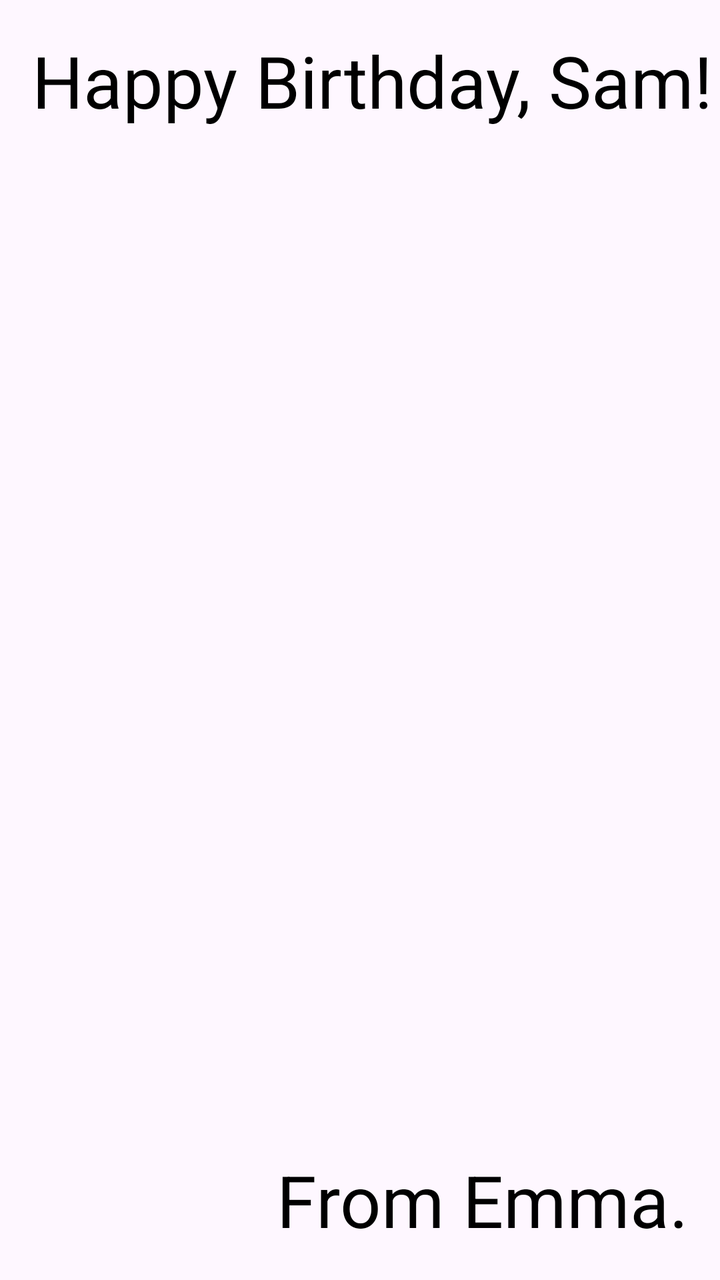
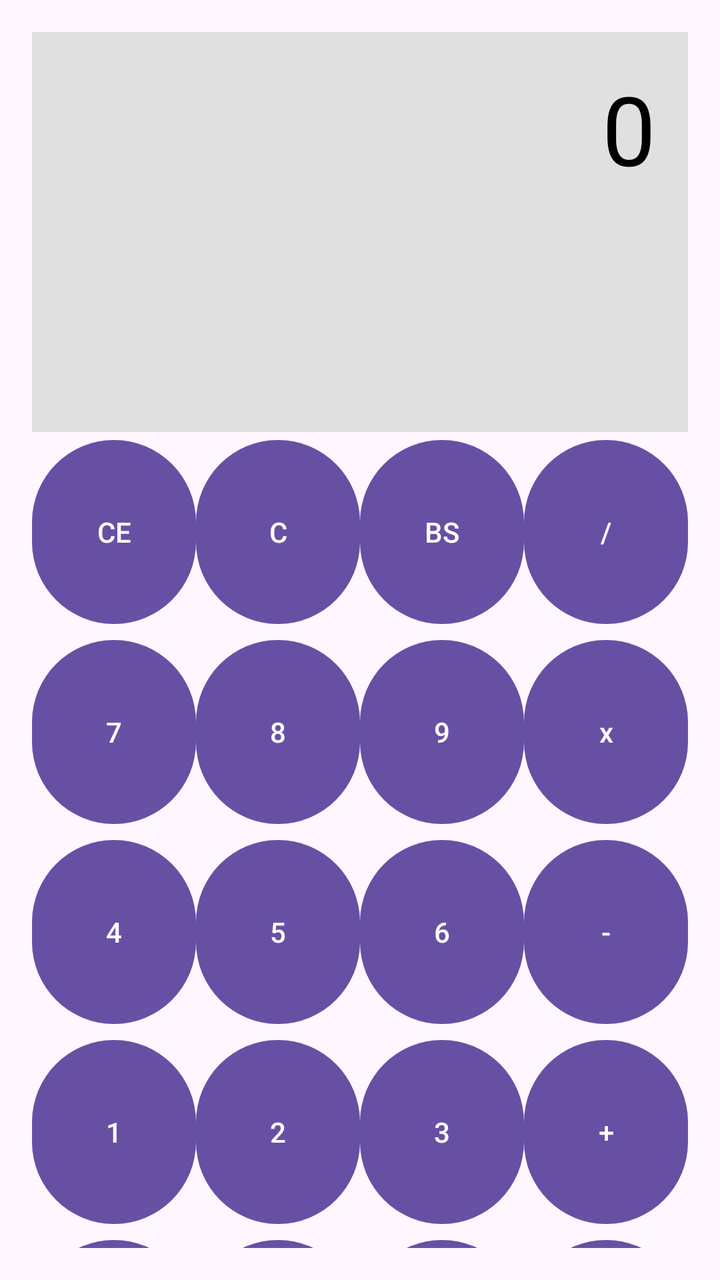

The first picture is an Android layout as it rendered before a commit; the second is the same layout after the commit. The layout source and the unified diff follow.
<!-- AndroidManifest.xml: application theme Theme.Lab41 -->
<!-- res/layout/activity_main.xml -->
<?xml version="1.0" encoding="utf-8"?>
<RelativeLayout xmlns:android="http://schemas.android.com/apk/res/android"
    xmlns:app="http://schemas.android.com/apk/res-auto"
    xmlns:tools="http://schemas.android.com/tools"
    android:id="@+id/main"
    android:layout_width="match_parent"
    android:layout_height="match_parent"
    tools:context=".MainActivity">

    <TextView
        android:layout_width="wrap_content"
        android:layout_height="wrap_content"
        android:text="Happy Birthday, Sam!"
        android:paddingLeft="16dp"
        android:paddingTop="16dp"
        android:textSize="36sp"
        android:textColor="@color/black"
        />

    <TextView
        android:layout_width="wrap_content"
        android:layout_height="wrap_content"
        android:text="From Emma."
        android:layout_alignParentBottom="true"
        android:layout_alignParentEnd="true"
        android:layout_marginEnd="16dp"
        android:layout_marginBottom="16dp"
        android:textSize="36sp"
        android:textColor="@color/black"
        />

</RelativeLayout>
<!-- resources referenced by this layout -->
<resources>
  <color name="black">#FF000000</color>
  <style name="Theme.Lab41" parent="Base.Theme.Lab41" />
  <style name="Base.Theme.Lab41" parent="Theme.Material3.DayNight.NoActionBar">
          
          
      </style>
</resources>

<!-- the commit's change to res/layout/activity_main.xml (unified diff, before → after) -->
@@ -1,32 +1,182 @@
 <?xml version="1.0" encoding="utf-8"?>
-<RelativeLayout xmlns:android="http://schemas.android.com/apk/res/android"
-    xmlns:app="http://schemas.android.com/apk/res-auto"
-    xmlns:tools="http://schemas.android.com/tools"
-    android:id="@+id/main"
+<LinearLayout xmlns:android="http://schemas.android.com/apk/res/android"
+    android:orientation="vertical"
     android:layout_width="match_parent"
     android:layout_height="match_parent"
-    tools:context=".MainActivity">
+    android:padding="16dp">
 
     <TextView
-        android:layout_width="wrap_content"
+        android:id="@+id/tvResult"
+        android:layout_width="match_parent"
+        android:layout_height="200dp"
+        android:gravity="end"
+        android:text="0"
+        android:textSize="48sp"
+        android:padding="16dp"
+        android:background="#E0E0E0"
+        android:textColor="#000000" />
+
+    <LinearLayout
+        android:layout_width="match_parent"
         android:layout_height="wrap_content"
-        android:text="Happy Birthday, Sam!"
-        android:paddingLeft="16dp"
-        android:paddingTop="16dp"
-        android:textSize="36sp"
-        android:textColor="@color/black"
-        />
+        android:orientation="vertical"
+        android:layout_weight="1">
 
-    <TextView
-        android:layout_width="wrap_content"
-        android:layout_height="wrap_content"
-        android:text="From Emma."
-        android:layout_alignParentBottom="true"
-        android:layout_alignParentEnd="true"
-        android:layout_marginEnd="16dp"
-        android:layout_marginBottom="16dp"
-        android:textSize="36sp"
-        android:textColor="@color/black"
-        />
+        <LinearLayout
+            android:layout_width="match_parent"
+            android:layout_height="wrap_content"
+            android:orientation="horizontal"
+            android:weightSum="4">
 
-</RelativeLayout>
+            <Button
+                android:layout_width="0dp"
+                android:layout_weight="1"
+                android:layout_height="100dp"
+                android:text="CE" />
+
+            <Button
+                android:layout_width="0dp"
+                android:layout_weight="1"
+                android:layout_height="100dp"
+                android:text="C" />
+
+            <Button
+                android:layout_width="0dp"
+                android:layout_weight="1"
+                android:layout_height="100dp"
+                android:text="BS" />
+
+            <Button
+                android:layout_width="0dp"
+                android:layout_weight="1"
+                android:layout_height="100dp"
+                android:text="/" />
+        </LinearLayout>
+
+        <LinearLayout
+            android:layout_width="match_parent"
+            android:layout_height="100dp"
+            android:orientation="horizontal"
+            android:weightSum="4">
+
+            <Button
+                android:layout_width="0dp"
+                android:layout_weight="1"
+                android:layout_height="100dp"
+                android:text="7" />
+
+            <Button
+                android:layout_width="0dp"
+                android:layout_weight="1"
+                android:layout_height="100dp"
+                android:text="8" />
+
+            <Button
+                android:layout_width="0dp"
+                android:layout_weight="1"
+                android:layout_height="100dp"
+                android:text="9" />
+
+            <Button
+                android:layout_width="0dp"
+                android:layout_weight="1"
+                android:layout_height="100dp"
+                android:text="x" />
+        </LinearLayout>
+
+        <LinearLayout
+            android:layout_width="match_parent"
+            android:layout_height="100dp"
+            android:orientation="horizontal"
+            android:weightSum="4">
+
+            <Button
+                android:layout_width="0dp"
+                android:layout_weight="1"
+                android:layout_height="100dp"
+                android:text="4" />
+
+            <Button
+                android:layout_width="0dp"
+                android:layout_weight="1"
+                android:layout_height="100dp"
+                android:text="5" />
+
+            <Button
+                android:layout_width="0dp"
+                android:layout_weight="1"
+                android:layout_height="100dp"
+                android:text="6" />
+
+            <Button
+                android:layout_width="0dp"
+                android:layout_weight="1"
+                android:layout_height="100dp"
+                android:text="-" />
+        </LinearLayout>
+
+
+        <LinearLayout
+            android:layout_width="match_parent"
+            android:layout_height="100dp"
+            android:orientation="horizontal"
+            android:weightSum="4">
+
+            <Button
+                android:layout_width="0dp"
+                android:layout_weight="1"
+                android:layout_height="100dp"
+                android:text="1" />
+
+            <Button
+                android:layout_width="0dp"
+                android:layout_weight="1"
+                android:layout_height="100dp"
+                android:text="2" />
+
+            <Button
+                android:layout_width="0dp"
+                android:layout_weight="1"
+                android:layout_height="100dp"
+                android:text="3" />
+
+            <Button
+                android:layout_width="0dp"
+                android:layout_weight="1"
+                android:layout_height="100dp"
+                android:text="+" />
+        </LinearLayout>
+
+        <LinearLayout
+            android:layout_width="match_parent"
+            android:layout_height="100dp"
+            android:orientation="horizontal"
+            android:weightSum="4">
+
+            <Button
+                android:layout_width="0dp"
+                android:layout_weight="1"
+                android:layout_height="100dp"
+                android:text="+/-" />
+
+            <Button
+                android:layout_width="0dp"
+                android:layout_weight="1"
+                android:layout_height="100dp"
+                android:text="0" />
+
+            <Button
+                android:layout_width="0dp"
+                android:layout_weight="1"
+                android:layout_height="100dp"
+                android:text="." />
+
+            <Button
+                android:layout_width="0dp"
+                android:layout_weight="1"
+                android:layout_height="100dp"
+                android:text="=" />
+
+        </LinearLayout>
+    </LinearLayout>
+</LinearLayout>
<!-- resource entries referenced after the edit -->
@@ -1,6 +1,5 @@
 <!-- resources referenced by this layout -->
 <resources>
-  <color name="black">#FF000000</color>
   <style name="Theme.Lab41" parent="Base.Theme.Lab41" />
   <style name="Base.Theme.Lab41" parent="Theme.Material3.DayNight.NoActionBar">
           
